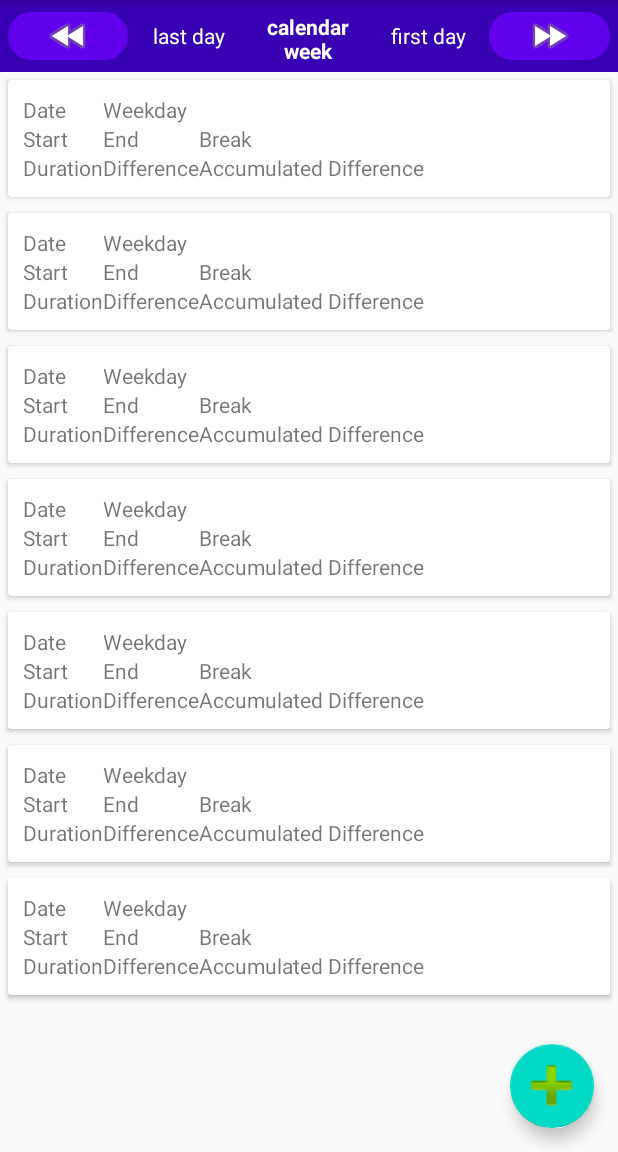
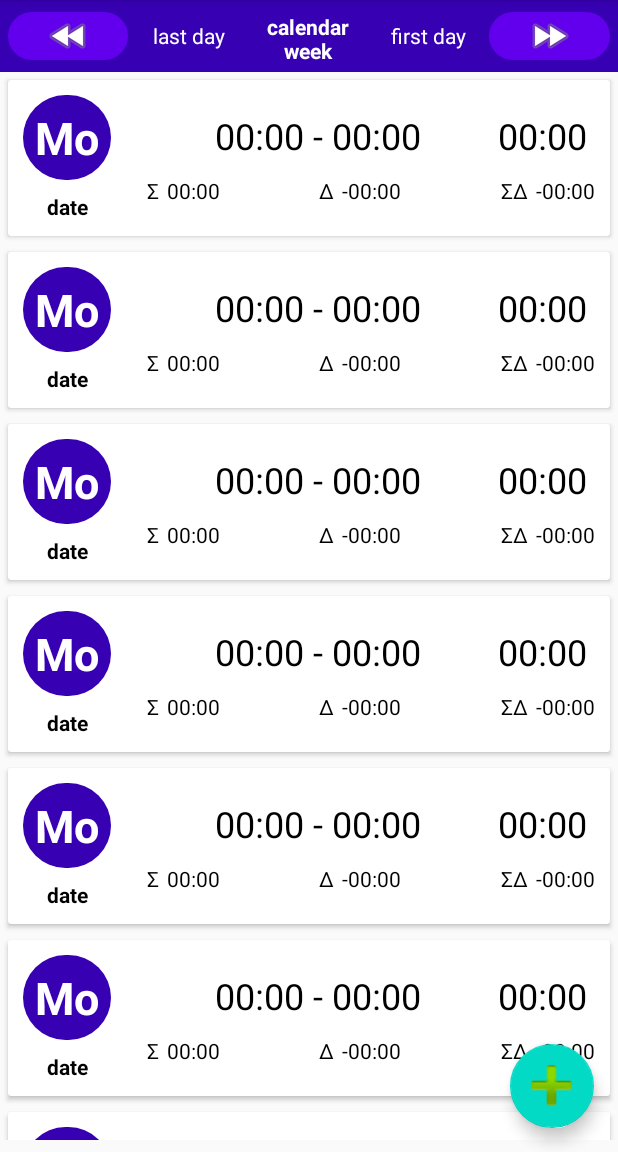
Before and after one commit to ede1998/WorkTracks, an Android app: the screen it shows after launch (MainActivity), on a phone screen of 412 x 824 dp, the part 84-1236 px from its top. Run offline under Robolectric (Android 15) with nearby library versions, the phone set to English and light mode, and no system bars; our stand-ins replace Room's generated code.

Commit message:
CHG: make time table GUI good

```diff
--- /dev/null
+++ b/app/src/main/res/drawable-v24/circle.xml
@@ -0,0 +1,4 @@
+<?xml version="1.0" encoding="utf-8"?>
+<shape xmlns:android="http://schemas.android.com/apk/res/android">
+    <corners android:radius="64dp" />
+</shape>
--- a/app/src/main/res/layout/time_table_fragment.xml
+++ b/app/src/main/res/layout/time_table_fragment.xml
@@ -36,7 +36,7 @@
             android:gravity="center_vertical"
             android:text="last day"
             android:textAlignment="center"
-            android:textColor="#FFFFFF" />
+            android:textColor="@android:color/primary_text_dark" />
 
         <TextView
             android:id="@+id/text_current_week"
@@ -46,7 +46,7 @@
             android:gravity="center"
             android:text="calendar week"
             android:textAlignment="center"
-            android:textColor="#FFFFFF"
+            android:textColor="@android:color/primary_text_dark"
             android:textStyle="bold" />
 
         <TextView
@@ -57,7 +57,7 @@
             android:gravity="center_vertical"
             android:text="first day"
             android:textAlignment="center"
-            android:textColor="#FFFFFF" />
+            android:textColor="@android:color/primary_text_dark" />
 
         <ImageButton
             android:id="@+id/button_next_week"
--- a/app/src/main/res/layout/week_day.xml
+++ b/app/src/main/res/layout/week_day.xml
@@ -2,8 +2,8 @@
 <LinearLayout xmlns:android="http://schemas.android.com/apk/res/android"
     xmlns:card_view="http://schemas.android.com/apk/res-auto"
     xmlns:tools="http://schemas.android.com/tools"
-    android:layout_width="100sp"
-    android:layout_height="300dp">
+    android:layout_width="match_parent"
+    android:layout_height="wrap_content">
     <!-- A CardView that contains a TextView -->
     <androidx.cardview.widget.CardView
         android:id="@+id/card_view"
@@ -14,76 +14,155 @@
         card_view:cardCornerRadius="2dp"
         card_view:contentPadding="10dp">
 
-        <TableLayout
-            android:id="@+id/tableLayout"
-            android:layout_width="wrap_content"
-            android:layout_height="wrap_content">
+        <androidx.constraintlayout.widget.ConstraintLayout
+            android:layout_width="match_parent"
+            android:layout_height="match_parent">
 
-            <TableRow
-                android:layout_width="match_parent"
-                android:layout_height="match_parent">
+            <LinearLayout
+                android:id="@+id/linear_layout_row1"
+                android:layout_width="0dp"
+                android:layout_height="match_parent"
+                android:layout_marginStart="24dp"
+                android:orientation="horizontal"
+                card_view:layout_constraintBottom_toTopOf="@+id/linear_layout_row2"
+                card_view:layout_constraintEnd_toEndOf="parent"
+                card_view:layout_constraintStart_toEndOf="@+id/barrier"
+                card_view:layout_constraintTop_toTopOf="parent">
+
+                <Space
+                    android:layout_width="wrap_content"
+                    android:layout_height="wrap_content"
+                    android:layout_weight="1" />
 
                 <TextView
-                    android:id="@+id/date"
+                    android:id="@+id/text_start_till_end"
                     android:layout_width="wrap_content"
                     android:layout_height="wrap_content"
-                    android:text="Date" />
+                    android:text="00:00 - 00:00"
+                    android:textColor="@android:color/primary_text_light"
+                    android:textSize="24sp" />
 
-                <TextView
-                    android:id="@+id/weekday"
-                    android:layout_width="wrap_content"
+                <Space
+                    android:layout_width="0dp"
                     android:layout_height="wrap_content"
-                    android:text="Weekday" />
-
-            </TableRow>
-
-            <TableRow
-                android:layout_width="match_parent"
-                android:layout_height="match_parent">
-
-                <TextView
-                    android:id="@+id/start"
-                    android:layout_width="wrap_content"
-                    android:layout_height="wrap_content"
-                    android:text="Start" />
-
-                <TextView
-                    android:id="@+id/end"
-                    android:layout_width="wrap_content"
-                    android:layout_height="wrap_content"
-                    android:text="End" />
+                    android:layout_weight="1" />
 
                 <TextView
                     android:id="@+id/break_duration"
                     android:layout_width="wrap_content"
                     android:layout_height="wrap_content"
-                    android:text="Break" />
+                    android:paddingHorizontal="5dp"
+                    android:text="00:00"
+                    android:textColor="@android:color/primary_text_light"
+                    android:textSize="24sp" />
+            </LinearLayout>
 
-            </TableRow>
-
-            <TableRow
-                android:layout_width="match_parent"
-                android:layout_height="match_parent">
+            <LinearLayout
+                android:id="@+id/linear_layout_row2"
+                android:layout_width="0dp"
+                android:layout_height="match_parent"
+                android:orientation="horizontal"
+                card_view:layout_constraintBottom_toBottomOf="parent"
+                card_view:layout_constraintEnd_toEndOf="parent"
+                card_view:layout_constraintStart_toStartOf="@+id/linear_layout_row1"
+                card_view:layout_constraintTop_toBottomOf="@+id/linear_layout_row1">
 
                 <TextView
-                    android:id="@+id/duration"
+                    android:id="@+id/text_sigma"
                     android:layout_width="wrap_content"
                     android:layout_height="wrap_content"
-                    android:text="Duration" />
+                    android:layout_marginEnd="5dp"
+                    android:textColor="@android:color/primary_text_light"
+                    android:text="Σ" />
 
                 <TextView
-                    android:id="@+id/difference"
+                    android:id="@+id/text_duration"
                     android:layout_width="wrap_content"
                     android:layout_height="wrap_content"
-                    android:text="Difference" />
+                    android:textColor="@android:color/primary_text_light"
+                    android:text="00:00" />
+
+                <Space
+                    android:layout_width="wrap_content"
+                    android:layout_height="wrap_content"
+                    android:layout_weight="1" />
 
                 <TextView
-                    android:id="@+id/accumulated_difference"
+                    android:id="@+id/text_delta"
                     android:layout_width="wrap_content"
                     android:layout_height="wrap_content"
-                    android:text="Accumulated Difference" />
-            </TableRow>
-        </TableLayout>
+                    android:layout_marginEnd="5dp"
+                    android:textColor="@android:color/primary_text_light"
+                    android:text="Δ" />
+
+                <TextView
+                    android:id="@+id/text_difference"
+                    android:layout_width="wrap_content"
+                    android:layout_height="wrap_content"
+                    android:textColor="@android:color/primary_text_light"
+                    android:text="-00:00" />
+
+                <Space
+                    android:layout_width="wrap_content"
+                    android:layout_height="wrap_content"
+                    android:layout_weight="1" />
+
+                <TextView
+                    android:id="@+id/text_sigma_delta"
+                    android:layout_width="wrap_content"
+                    android:layout_height="wrap_content"
+                    android:layout_marginEnd="5dp"
+                    android:textColor="@android:color/primary_text_light"
+                    android:text="ΣΔ" />
+
+                <TextView
+                    android:id="@+id/text_accumulated_difference"
+                    android:layout_width="wrap_content"
+                    android:layout_height="wrap_content"
+                    android:textColor="@android:color/primary_text_light"
+                    android:text="-00:00" />
+
+            </LinearLayout>
+
+            <TextView
+                android:id="@+id/text_date"
+                android:layout_width="wrap_content"
+                android:layout_height="wrap_content"
+                android:text="date"
+                android:textAlignment="center"
+                android:textColor="@android:color/primary_text_light"
+                android:textStyle="bold"
+                card_view:layout_constraintBottom_toBottomOf="parent"
+                card_view:layout_constraintEnd_toEndOf="@+id/text_week_day"
+                card_view:layout_constraintStart_toStartOf="@+id/text_week_day" />
+
+            <TextView
+                android:id="@+id/text_week_day"
+                android:layout_width="wrap_content"
+                android:layout_height="wrap_content"
+                android:layout_marginBottom="8dp"
+                android:autoSizeTextType="uniform"
+                android:background="@drawable/circle"
+                android:backgroundTint="@color/colorPrimaryDark"
+                android:padding="8sp"
+                android:text="Mo"
+                android:textAlignment="center"
+                android:textColor="#FFFFFF"
+                android:textSize="30sp"
+                android:textStyle="bold"
+                card_view:layout_constraintBottom_toTopOf="@+id/text_date"
+                card_view:layout_constraintStart_toStartOf="parent"
+                card_view:layout_constraintTop_toTopOf="parent" />
+
+            <androidx.constraintlayout.widget.Barrier
+                android:id="@+id/barrier"
+                android:layout_width="0dp"
+                android:layout_height="wrap_content"
+                card_view:barrierDirection="end"
+                card_view:constraint_referenced_ids="text_week_day,text_date"
+                tools:layout_editor_absoluteX="382dp" />
+
+        </androidx.constraintlayout.widget.ConstraintLayout>
 
     </androidx.cardview.widget.CardView>
 </LinearLayout>
```
